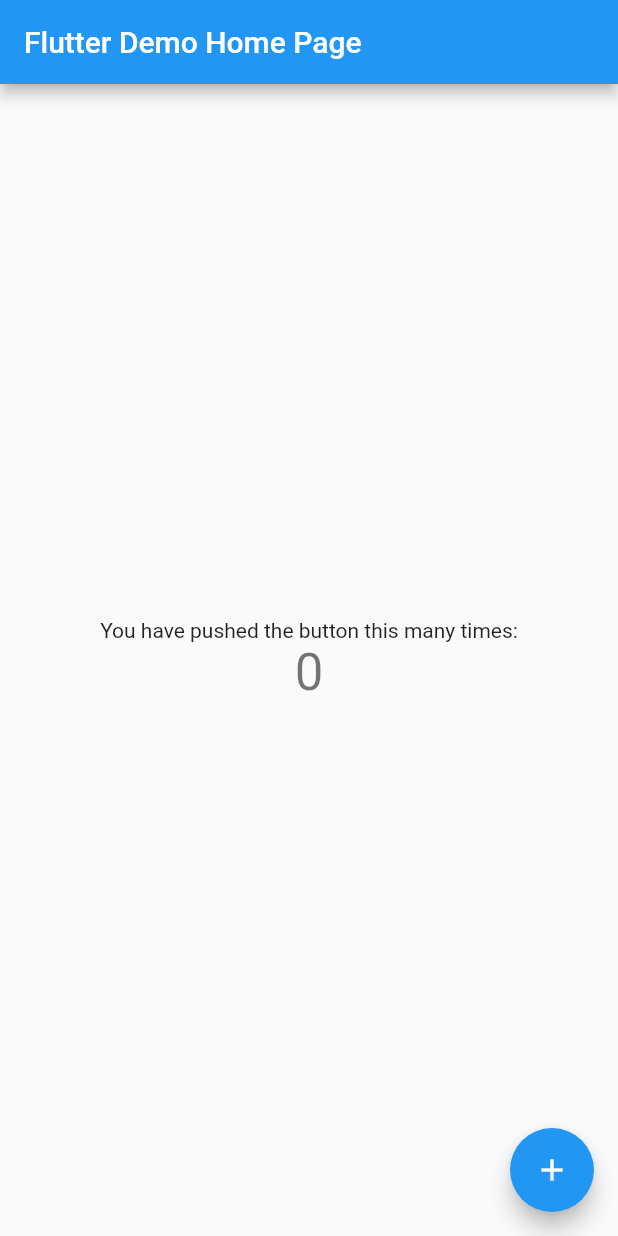
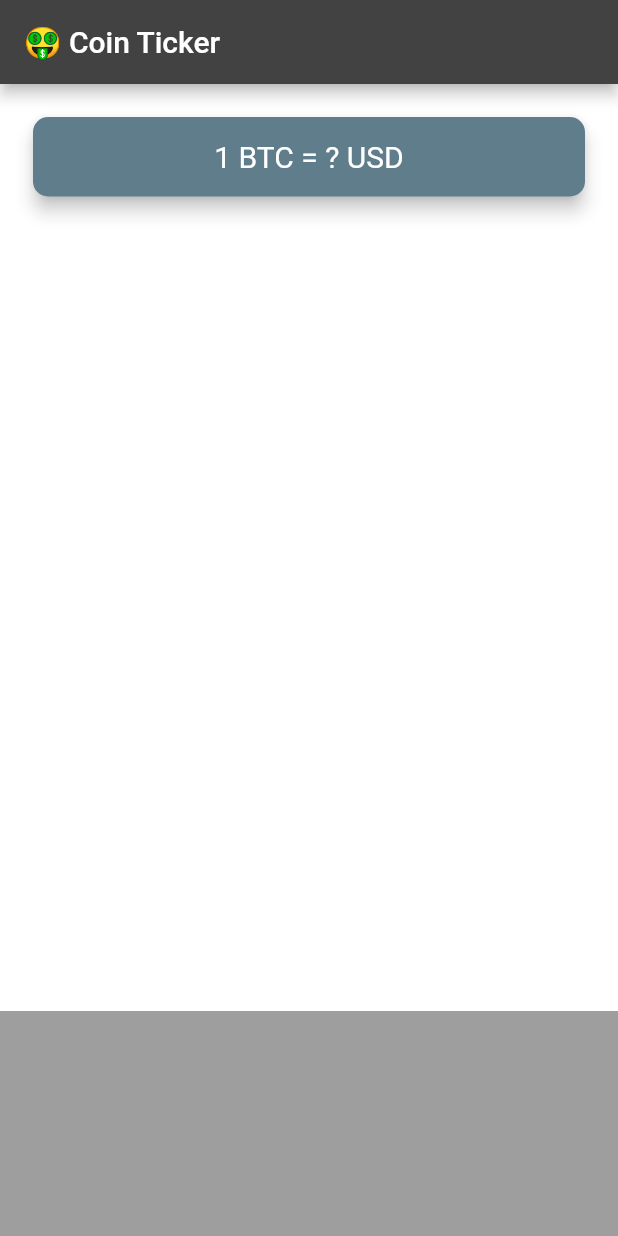
Before and after one commit to FreshhDevv/bitcoin-ticker, a Flutter app: the screen it shows after launch, on a phone screen of 412 x 824 dp. Run offline on Flutter 3.47's test engine with Material 2 defaults, Android fonts, the phone set to English and light mode, and no system bars.

Commit message:
Complete project setup

```diff
--- a/lib/main.dart
+++ b/lib/main.dart
@@ -1,3 +1,4 @@
+import 'package:bitcoin_ticker/price_screen.dart';
 import 'package:flutter/material.dart';
 
 void main() {
@@ -11,105 +12,10 @@ class MyApp extends StatelessWidget {
   @override
   Widget build(BuildContext context) {
     return MaterialApp(
-      title: 'Flutter Demo',
-      theme: ThemeData(
-        // This is the theme of your application.
-        //
-        // Try running your application with "flutter run". You'll see the
-        // application has a blue toolbar. Then, without quitting the app, try
-        // changing the primarySwatch below to Colors.green and then invoke
-        // "hot reload" (press "r" in the console where you ran "flutter run",
-        // or simply save your changes to "hot reload" in a Flutter IDE).
-        // Notice that the counter didn't reset back to zero; the application
-        // is not restarted.
-        primarySwatch: Colors.blue,
-      ),
-      home: const MyHomePage(title: 'Flutter Demo Home Page'),
+      theme: ThemeData.dark().copyWith(
+          primaryColor: Colors.deepPurple,
+          scaffoldBackgroundColor: Colors.white),
+      home: PriceScreen(),
     );
   }
 }
-
-class MyHomePage extends StatefulWidget {
-  const MyHomePage({Key? key, required this.title}) : super(key: key);
-
-  // This widget is the home page of your application. It is stateful, meaning
-  // that it has a State object (defined below) that contains fields that affect
-  // how it looks.
-
-  // This class is the configuration for the state. It holds the values (in this
-  // case the title) provided by the parent (in this case the App widget) and
-  // used by the build method of the State. Fields in a Widget subclass are
-  // always marked "final".
-
-  final String title;
-
-  @override
-  State<MyHomePage> createState() => _MyHomePageState();
-}
-
-class _MyHomePageState extends State<MyHomePage> {
-  int _counter = 0;
-
-  void _incrementCounter() {
-    setState(() {
-      // This call to setState tells the Flutter framework that something has
-      // changed in this State, which causes it to rerun the build method below
-      // so that the display can reflect the updated values. If we changed
-      // _counter without calling setState(), then the build method would not be
-      // called again, and so nothing would appear to happen.
-      _counter++;
-    });
-  }
-
-  @override
-  Widget build(BuildContext context) {
-    // This method is rerun every time setState is called, for instance as done
-    // by the _incrementCounter method above.
-    //
-    // The Flutter framework has been optimized to make rerunning build methods
-    // fast, so that you can just rebuild anything that needs updating rather
-    // than having to individually change instances of widgets.
-    return Scaffold(
-      appBar: AppBar(
-        // Here we take the value from the MyHomePage object that was created by
-        // the App.build method, and use it to set our appbar title.
-        title: Text(widget.title),
-      ),
-      body: Center(
-        // Center is a layout widget. It takes a single child and positions it
-        // in the middle of the parent.
-        child: Column(
-          // Column is also a layout widget. It takes a list of children and
-          // arranges them vertically. By default, it sizes itself to fit its
-          // children horizontally, and tries to be as tall as its parent.
-          //
-          // Invoke "debug painting" (press "p" in the console, choose the
-          // "Toggle Debug Paint" action from the Flutter Inspector in Android
-          // Studio, or the "Toggle Debug Paint" command in Visual Studio Code)
-          // to see the wireframe for each widget.
-          //
-          // Column has various properties to control how it sizes itself and
-          // how it positions its children. Here we use mainAxisAlignment to
-          // center the children vertically; the main axis here is the vertical
-          // axis because Columns are vertical (the cross axis would be
-          // horizontal).
-          mainAxisAlignment: MainAxisAlignment.center,
-          children: <Widget>[
-            const Text(
-              'You have pushed the button this many times:',
-            ),
-            Text(
-              '$_counter',
-              style: Theme.of(context).textTheme.headline4,
-            ),
-          ],
-        ),
-      ),
-      floatingActionButton: FloatingActionButton(
-        onPressed: _incrementCounter,
-        tooltip: 'Increment',
-        child: const Icon(Icons.add),
-      ), // This trailing comma makes auto-formatting nicer for build methods.
-    );
-  }
-}
--- /dev/null
+++ b/lib/price_screen.dart
@@ -0,0 +1,51 @@
+import 'package:flutter/material.dart';
+
+class PriceScreen extends StatefulWidget {
+  @override
+  _PriceScreenState createState() => _PriceScreenState();
+}
+
+class _PriceScreenState extends State<PriceScreen> {
+  @override
+  Widget build(BuildContext context) {
+    return Scaffold(
+      appBar: AppBar(
+        title: Text('🤑 Coin Ticker'),
+      ),
+      body: Column(
+        mainAxisAlignment: MainAxisAlignment.spaceBetween,
+        crossAxisAlignment: CrossAxisAlignment.stretch,
+        children: <Widget>[
+          Padding(
+            padding: EdgeInsets.fromLTRB(18.0, 18.0, 18.0, 0),
+            child: Card(
+              color: Colors.blueGrey,
+              elevation: 5.0,
+              shape: RoundedRectangleBorder(
+                borderRadius: BorderRadius.circular(10.0),
+              ),
+              child: Padding(
+                padding: EdgeInsets.symmetric(vertical: 15.0, horizontal: 28.0),
+                child: Text(
+                  '1 BTC = ? USD',
+                  textAlign: TextAlign.center,
+                  style: TextStyle(
+                    fontSize: 20.0,
+                    color: Colors.white,
+                  ),
+                ),
+              ),
+            ),
+          ),
+          Container(
+            height: 150.0,
+            alignment: Alignment.center,
+            padding: EdgeInsets.only(bottom: 30.0),
+            color: Colors.grey,
+            child: null,
+          ),
+        ],
+      ),
+    );
+  }
+}
```
Also changed, not shown: lib/coin_data.dart (added, +31 -0 lines).
